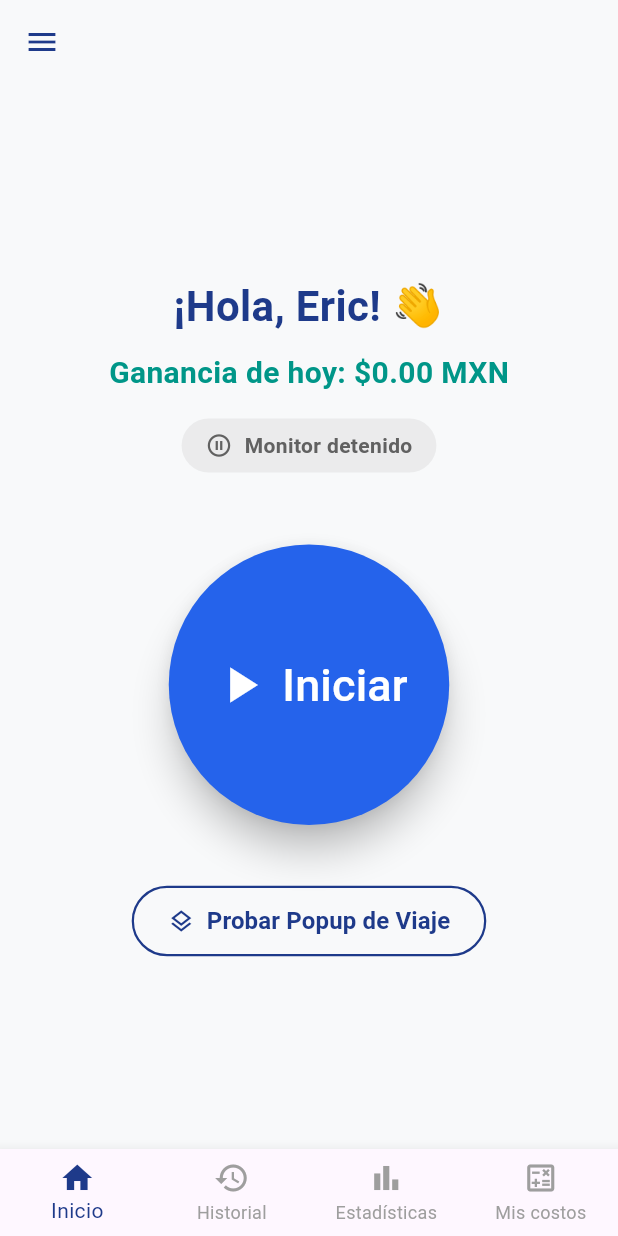
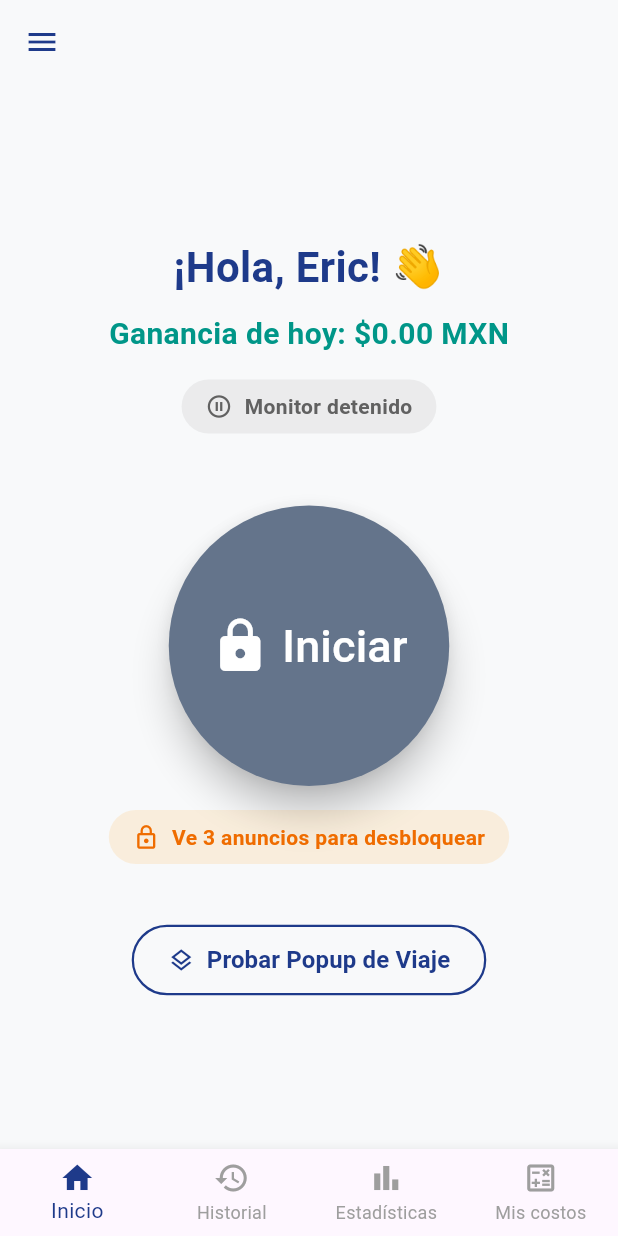
Before and after one commit to akalex5/masga_propio, a Flutter app: the PantallaPrincipal screen opened directly, on a phone screen of 412 x 824 dp. Run offline on Flutter 3.47's test engine with Material 3 defaults, Android fonts, the phone set to English and light mode, and no system bars; our stand-ins replace google_mobile_ads, permission_handler, shared_preferences; accounts and stored records are empty; network calls fail.

Commit message:
Bloquear boton Iniciar con 3 anuncios intersticiales de prueba

```diff
--- /dev/null
+++ b/lib/ad_gate_service.dart
@@ -0,0 +1,24 @@
+import 'package:shared_preferences/shared_preferences.dart';
+
+class AdGateService {
+  // Cuántos anuncios debe ver el usuario para desbloquear
+  static const int anunciosRequeridos = 3;
+
+  // Tiempo que dura desbloqueado. Para probar usa: Duration(minutes: 1)
+  static const Duration duracionDesbloqueo = Duration(hours: 3);
+
+  static const String _clave = 'ad_gate_ultima_vez';
+
+  static Future<bool> estaDesbloqueado() async {
+    final prefs = await SharedPreferences.getInstance();
+    final ms = prefs.getInt(_clave);
+    if (ms == null) return false;
+    final ultima = DateTime.fromMillisecondsSinceEpoch(ms);
+    return DateTime.now().difference(ultima) < duracionDesbloqueo;
+  }
+
+  static Future<void> marcarCompletado() async {
+    final prefs = await SharedPreferences.getInstance();
+    await prefs.setInt(_clave, DateTime.now().millisecondsSinceEpoch);
+  }
+}
--- a/lib/inicio_screen.dart
+++ b/lib/inicio_screen.dart
@@ -1,8 +1,87 @@
+import 'dart:async';
 import 'package:flutter/material.dart';
+import 'ad_gate_screen.dart';
+import 'ad_gate_service.dart';
 import 'viajes_service.dart';
 
-class InicioScreen extends StatelessWidget {
+class InicioScreen extends StatefulWidget {
   const InicioScreen({super.key});
+
+  @override
+  State<InicioScreen> createState() => _InicioScreenState();
+}
+
+class _InicioScreenState extends State<InicioScreen> {
+  bool _bloqueado = false;
+  Timer? _timer;
+
+  @override
+  void initState() {
+    super.initState();
+    _actualizarBloqueo();
+    // Revisa cada 30 s por si se acabó el tiempo de desbloqueo
+    _timer = Timer.periodic(
+      const Duration(seconds: 30),
+      (_) => _actualizarBloqueo(),
+    );
+  }
+
+  @override
+  void dispose() {
+    _timer?.cancel();
+    super.dispose();
+  }
+
+  Future<void> _actualizarBloqueo() async {
+    final desbloqueado = await AdGateService.estaDesbloqueado();
+    if (mounted) setState(() => _bloqueado = !desbloqueado);
+  }
+
+  Future<void> _alPresionarBoton() async {
+    final servicio = ViajesService.instance;
+    final estabaActivo = servicio.monitoreando;
+
+    // Solo se piden anuncios al INICIAR. Detener siempre es libre.
+    if (!estabaActivo && !await AdGateService.estaDesbloqueado()) {
+      if (!mounted) return;
+      final completado = await AdGateScreen.abrir(context);
+      if (!mounted) return;
+      await _actualizarBloqueo();
+      if (!mounted) return;
+      if (!completado) {
+        ScaffoldMessenger.of(context).hideCurrentSnackBar();
+        ScaffoldMessenger.of(context).showSnackBar(
+          const SnackBar(
+            content: Text('Debes ver los anuncios para iniciar el monitor'),
+          ),
+        );
+        return;
+      }
+    }
+
+    final quedoActivo = await servicio.alternarMonitoreo();
+    if (!mounted) return;
+    ScaffoldMessenger.of(context).hideCurrentSnackBar();
+    final String mensaje;
+    if (!estabaActivo && !quedoActivo) {
+      mensaje =
+          'Activa "MasGa Lectura de Viajes" en Accesibilidad para detectar ofertas.';
+    } else if (quedoActivo) {
+      mensaje =
+          'Monitor activado en segundo plano. Puedes abrir Uber, DiDi o inDrive.';
+    } else {
+      mensaje = 'Monitor de viajes detenido.';
+    }
+    ScaffoldMessenger.of(context).showSnackBar(
+      SnackBar(
+        content: Text(mensaje),
+        backgroundColor:
+            quedoActivo ? Colors.teal.shade700 : const Color(0xFF1E3A8A),
+        duration: const Duration(seconds: 3),
+      ),
+    );
+    _actualizarBloqueo();
+  }
 
   @override
   Widget build(BuildContext context) {
@@ -13,6 +92,7 @@ class InicioScreen extends StatelessWidget {
       builder: (context, _) {
         final activo = servicio.monitoreando;
         final gananciaHoy = servicio.gananciaDeHoy;
+        final mostrarCandado = _bloqueado && !activo;
 
         return Center(
           child: SingleChildScrollView(
@@ -74,35 +154,13 @@ class InicioScreen extends StatelessWidget {
 
                 // Botón circular principal Iniciar / Detener
                 ElevatedButton(
-                  onPressed: () async {
-                    final estabaActivo = servicio.monitoreando;
-                    final quedoActivo = await servicio.alternarMonitoreo();
-                    if (!context.mounted) return;
-                    ScaffoldMessenger.of(context).hideCurrentSnackBar();
-                    final String mensaje;
-                    if (!estabaActivo && !quedoActivo) {
-                      mensaje =
-                          'Activa "MasGa Lectura de Viajes" en Accesibilidad para detectar ofertas.';
-                    } else if (quedoActivo) {
-                      mensaje =
-                          'Monitor activado en segundo plano. Puedes abrir Uber, DiDi o inDrive.';
-                    } else {
-                      mensaje = 'Monitor de viajes detenido.';
-                    }
-                    ScaffoldMessenger.of(context).showSnackBar(
-                      SnackBar(
-                        content: Text(mensaje),
-                        backgroundColor: quedoActivo
-                            ? Colors.teal.shade700
-                            : const Color(0xFF1E3A8A),
-                        duration: const Duration(seconds: 3),
-                      ),
-                    );
-                  },
+                  onPressed: _alPresionarBoton,
                   style: ElevatedButton.styleFrom(
                     backgroundColor: activo
                         ? const Color(0xFFDC2626) // Rojo activo para Detener
-                        : const Color(0xFF2563EB), // Azul para Iniciar
+                        : mostrarCandado
+                            ? const Color(0xFF64748B) // Gris: bloqueado
+                            : const Color(0xFF2563EB), // Azul para Iniciar
                     shape: const CircleBorder(),
                     padding: const EdgeInsets.all(72),
                     elevation: 10,
@@ -111,7 +169,11 @@ class InicioScreen extends StatelessWidget {
                     mainAxisSize: MainAxisSize.min,
                     children: [
                       Icon(
-                        activo ? Icons.stop_rounded : Icons.play_arrow,
+                        activo
+                            ? Icons.stop_rounded
+                            : mostrarCandado
+                                ? Icons.lock
+                                : Icons.play_arrow,
                         size: 40,
                         color: Colors.white,
                       ),
@@ -123,6 +185,38 @@ class InicioScreen extends StatelessWidget {
                     ],
                   ),
                 ),
+
+                // Aviso de bloqueo
+                if (mostrarCandado) ...[
+                  const SizedBox(height: 16),
+                  Container(
+                    padding:
+                        const EdgeInsets.symmetric(horizontal: 16, vertical: 8),
+                    decoration: BoxDecoration(
+                      color: Colors.orange.withValues(alpha: 0.12),
+                      borderRadius: BorderRadius.circular(20),
+                    ),
+                    child: Row(
+                      mainAxisSize: MainAxisSize.min,
+                      children: [
+                        Icon(
+                          Icons.lock_outline,
+                          size: 18,
+                          color: Colors.orange.shade800,
+                        ),
+                        const SizedBox(width: 8),
+                        Text(
+                          'Ve ${AdGateService.anunciosRequeridos} anuncios para desbloquear',
+                          style: TextStyle(
+                            fontSize: 14,
+                            fontWeight: FontWeight.w600,
+                            color: Colors.orange.shade800,
+                          ),
+                        ),
+                      ],
+                    ),
+                  ),
+                ],
                 const SizedBox(height: 40),
 
                 // Botón para probar el Popup Flotante (Semáforo) con los costos actuales
--- a/pubspec.yaml
+++ b/pubspec.yaml
@@ -15,7 +15,7 @@ dependencies:
 
   cupertino_icons: ^1.0.8
   permission_handler: ^11.3.1
-  shared_preferences: ^2.3.2
+  shared_preferences: ^2.5.6
   google_mobile_ads: ^9.2.0
 
 dev_dependencies:
```
Also changed, not shown: lib/ad_gate_screen.dart (added, +155 -0 lines).
